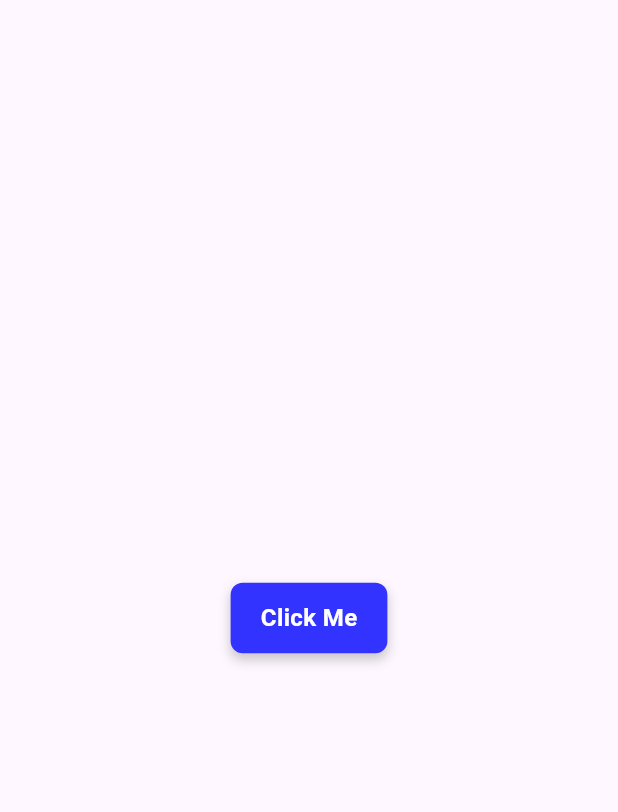
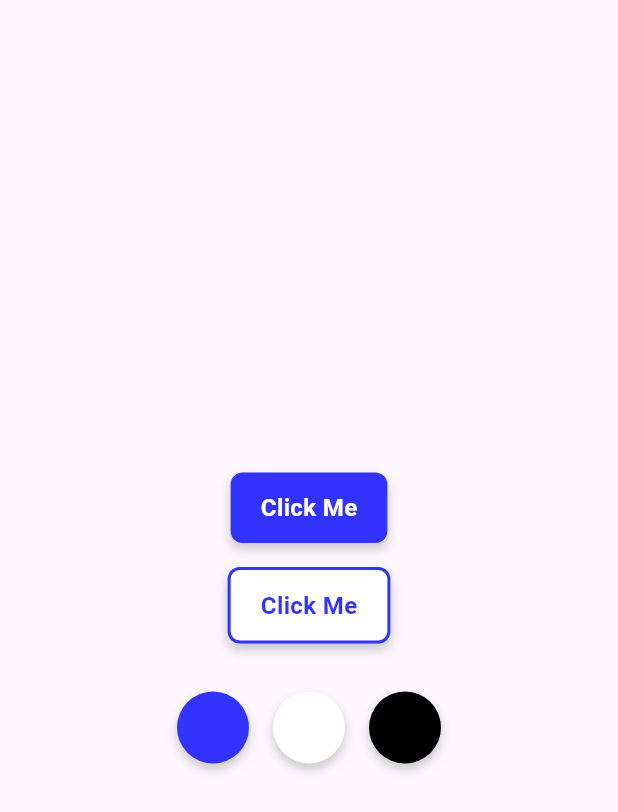
Before and after one commit to jbaeza23/Figma-a-Flutter, a Flutter app: the screen it shows after launch, on a phone screen of 412 x 824 dp. Shown: the top 812 px of the screen. Run offline on Flutter 3.47's test engine with Material 3 defaults, Android fonts, the light colour scheme and no system bars.

Commit message:
se añadieron nuevos botones en el codigo main.dart

```diff
--- a/figma_flutter/lib/main.dart
+++ b/figma_flutter/lib/main.dart
@@ -13,9 +13,30 @@ class MainApp extends StatelessWidget {
     return const MaterialApp(
       home: Scaffold(
         body: Center(
-          child: BotonPersonalizado(
-            texto: 'Click Me',
-            onPressed: null, // Aquí puedes definir la función que se ejecutará al presionar el botón
+          child: Column(
+            mainAxisSize: MainAxisSize.min,
+            children: [
+              BotonPersonalizado(
+                texto: 'Click Me',
+                onPressed: null,
+              ),
+              SizedBox(height: 16),
+              BotonPersonalizadoInverso(
+                texto: 'Click Me',
+                onPressed: null,
+              ),
+              SizedBox(height: 32),
+              Row(
+                mainAxisSize: MainAxisSize.min,
+                children: [
+                  BotonCircular(color: Color(0xFF3333FF)),
+                  SizedBox(width: 16),
+                  BotonCircular(color: Color(0xFFFFFFFF)),
+                  SizedBox(width: 16),
+                  BotonCircular(color: Color(0xFF000000)),
+                ],
+              ),
+            ],
           ),
         ),
       ),
@@ -23,7 +44,7 @@ class MainApp extends StatelessWidget {
   }
 }
 
-class BotonPersonalizado extends StatelessWidget{
+class BotonPersonalizado extends StatelessWidget {
   final String texto;
   final VoidCallback? onPressed;
 
@@ -62,3 +83,69 @@ class BotonPersonalizado extends StatelessWidget{
     );
   }
 }
+
+class BotonPersonalizadoInverso extends StatelessWidget {
+  final String texto;
+  final VoidCallback? onPressed;
+
+  const BotonPersonalizadoInverso({
+    super.key,
+    required this.texto,
+    this.onPressed,
+  });
+
+  @override
+  Widget build(BuildContext context) {
+    return GestureDetector(
+      onTap: onPressed,
+      child: Container(
+        padding: const EdgeInsets.symmetric(horizontal: 20, vertical: 12),
+        decoration: BoxDecoration(
+          color: const Color(0xFFFFFFFF),
+          borderRadius: BorderRadius.circular(8),
+          border: Border.all(color: const Color(0xFF3333FF), width: 2),
+          boxShadow: [
+            BoxShadow(
+              color: const Color(0xFF000000).withOpacity(0.2),
+              offset: const Offset(0, 4),
+              blurRadius: 6,
+            ),
+          ],
+        ),
+        child: Text(
+          texto,
+          style: const TextStyle(
+            color: Color(0xFF3333FF),
+            fontSize: 16,
+            fontWeight: FontWeight.bold,
+          ),
+        ),
+      ),
+    );
+  }
+}
+
+class BotonCircular extends StatelessWidget {
+  final Color color;
+
+  const BotonCircular({super.key, required this.color});
+
+  @override
+  Widget build(BuildContext context) {
+    return Container(
+      width: 48,
+      height: 48,
+      decoration: BoxDecoration(
+        color: color,
+        shape: BoxShape.circle,
+        boxShadow: [
+          BoxShadow(
+            color: const Color(0xFF000000).withOpacity(0.2),
+            offset: const Offset(0, 4),
+            blurRadius: 6,
+          ),
+        ],
+      ),
+    );
+  }
+}
```
